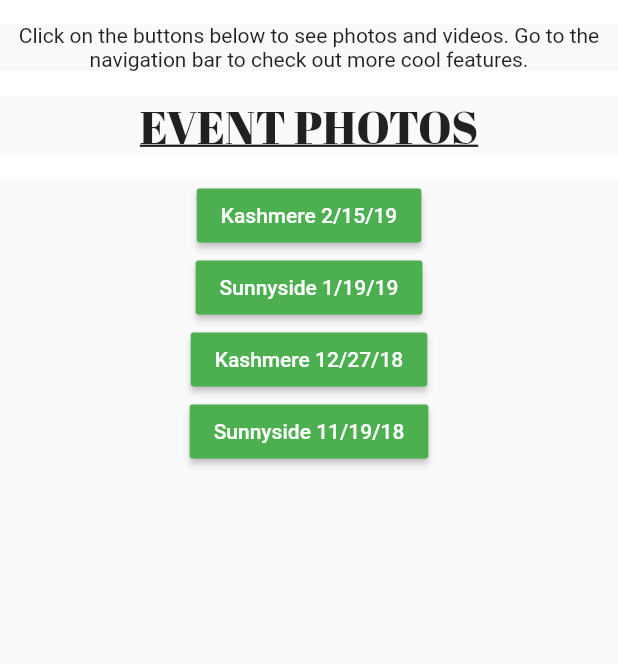
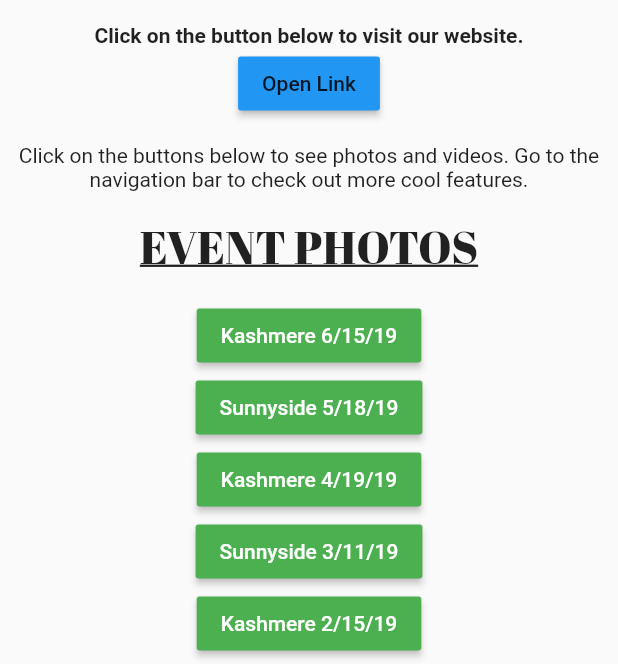
Before and after one commit to shirleymango/fresh_hub_app, a Flutter app: what getListView() shows on an empty page, opened directly, on a phone screen of 412 x 824 dp, the part 572-1236 px from its top. Run offline on Flutter 3.47's test engine with Material 2 defaults, Android fonts, the phone set to English and light mode, and no system bars; our stand-ins replace flutter_calendar_carousel, google_maps_flutter; Roboto replaces fonts that are missing (Questrial).

Commit message:
Update PhotoHub.dart

```diff
--- a/lib/PhotoHub.dart
+++ b/lib/PhotoHub.dart
@@ -1,8 +1,15 @@
 import 'package:flutter/material.dart';
-import 'package:fresh_hub_app/sunnyside_1.dart';
-import 'package:fresh_hub_app/sunnyside_2.dart';
-import 'package:fresh_hub_app/kashmere_1.dart';
-import 'package:fresh_hub_app/kashmere_2.dart';
+import 'package:url_launcher/url_launcher.dart';
+import 'sunnyside_1.dart';
+import 'sunnyside_2.dart';
+import 'kashmere_1.dart';
+import 'kashmere_2.dart';
+import 'sunnyside_3.dart';
+import 'sunnyside_4.dart';
+import 'kashmere_3.dart';
+import 'kashmere_4.dart';
+
+const URL = "https://www.freshhubhouston.com/";
 
 class PhotoHub extends StatelessWidget{
   @override
@@ -23,28 +30,99 @@ Widget getListView(BuildContext context) {
             children: <Widget>[
               new produceImage(),
               VerticalPadding(
-                color: Colors.white,
+                color: Colors.transparent,
               ),
               Text("Fresh Hub",
                 style: TextStyle(fontFamily: 'Abril Fatface', fontSize: 50),
               ),
               VerticalPadding(
-                color: Colors.white,
+                color: Colors.transparent,
               ),
               Text("Mission of Fresh Hub: Our aim is to provide fresh, nutritional food to Houstonians in food deserts.",
                   style: TextStyle(fontWeight: FontWeight.bold, fontFamily: 'Questrial'),
                   textAlign: TextAlign.center),
               VerticalPadding(
-                color: Colors.white,
+                color: Colors.transparent,
+              ),
+              Text("Click on the button below to visit our website.",
+                  style: TextStyle(fontWeight: FontWeight.bold, fontFamily: 'Questrial'),
+                  textAlign: TextAlign.center),
+              Website(),
+              VerticalPadding(
+                color: Colors.transparent,
               ),
               Text("Click on the buttons below to see photos and videos. Go to the navigation bar to check out more cool features.",
                   textAlign: TextAlign.center, style: TextStyle(fontFamily: 'Questrial')),
               VerticalPadding(
-                color: Colors.white,
+                color: Colors.transparent,
               ),
               Text("EVENT PHOTOS", style: TextStyle(decoration: TextDecoration.underline, fontFamily: 'Abril Fatface', fontSize: 30)),
               VerticalPadding(
-                color: Colors.white,
+                color: Colors.transparent,
+              ),
+              // Added 4
+              RaisedButton(
+                color: Colors.green,
+                onPressed: () {
+                  Navigator.push(
+                      context,
+                      MaterialPageRoute(
+                          builder: (context) => kashmere_4()));
+                },
+                child: Text(
+                  "Kashmere 6/15/19",
+                  style: TextStyle(
+                    color: Colors.white,
+                  ),
+                ),
+              ),
+              // Added 3
+              RaisedButton(
+                color: Colors.green,
+                onPressed: () {
+                  Navigator.push(
+                      context,
+                      MaterialPageRoute(
+                          builder: (context) => sunnyside_4()));
+                },
+                child: Text(
+                  "Sunnyside 5/18/19",
+                  style: TextStyle(
+                    color: Colors.white,
+                  ),
+                ),
+              ),
+              // Added 2
+              RaisedButton(
+                color: Colors.green,
+                onPressed: () {
+                  Navigator.push(
+                      context,
+                      MaterialPageRoute(
+                          builder: (context) => kashmere_3()));
+                },
+                child: Text(
+                  "Kashmere 4/19/19",
+                  style: TextStyle(
+                    color: Colors.white,
+                  ),
+                ),
+              ),
+              // Added 1
+              RaisedButton(
+                color: Colors.green,
+                onPressed: () {
+                  Navigator.push(
+                      context,
+                      MaterialPageRoute(
+                          builder: (context) => sunnyside_3()));
+                },
+                child: Text(
+                  "Sunnyside 3/11/19",
+                  style: TextStyle(
+                    color: Colors.white,
+                  ),
+                ),
               ),
               RaisedButton(
                 color: Colors.green,
@@ -144,7 +222,7 @@ class VerticalPadding extends StatelessWidget {
   VerticalPadding({
     @required this.child,
     this.padding = 8.0,
-    this.color = Colors.white,
+    this.color = Colors.transparent,
   });
   final double padding;
   final Widget child;
@@ -159,3 +237,32 @@ class VerticalPadding extends StatelessWidget {
     );
   }
 }
+
+class Website extends StatefulWidget{
+  @override
+  _WebsiteState createState() => _WebsiteState();
+}
+
+class _WebsiteState extends State<Website>{
+  Future launchURL(String url) async {
+    if (await canLaunch(url))
+      await launch(url, forceSafariVC: true, forceWebView: true);
+  }
+
+  @override
+  Widget build(BuildContext context){
+    return Column(
+        mainAxisSize: MainAxisSize.min,
+        children:[
+          RaisedButton(
+            child: Text("Open Link"),
+            color: Colors.blue,
+            splashColor: Colors.orange,
+            onPressed: (){
+              launchURL(URL);
+            },
+          )
+        ]
+    );
+  }
+}
```
